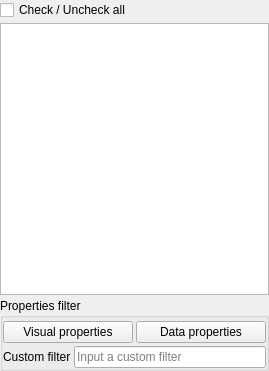
The window that plugins/view/spreadsheet/TulipTableWidgetColumnSelectionWidget.ui (jalamao/tulip-1) describes before a commit, drawn with Qt 5.
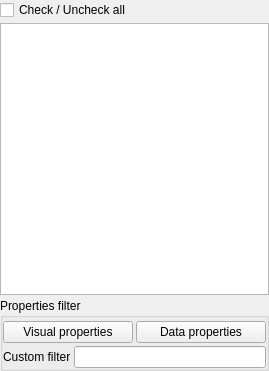
The same window after the commit.

What changed in the file:
```diff
--- a/plugins/view/spreadsheet/TulipTableWidgetColumnSelectionWidget.ui
+++ b/plugins/view/spreadsheet/TulipTableWidgetColumnSelectionWidget.ui
@@ -105,11 +105,7 @@
          </widget>
         </item>
         <item>
-         <widget class="QLineEdit" name="customPatternLineEdit">
-          <property name="placeholderText">
-           <string>Input a custom filter</string>
-          </property>
-         </widget>
+         <widget class="QLineEdit" name="customPatternLineEdit"/>
         </item>
        </layout>
       </item>
```
